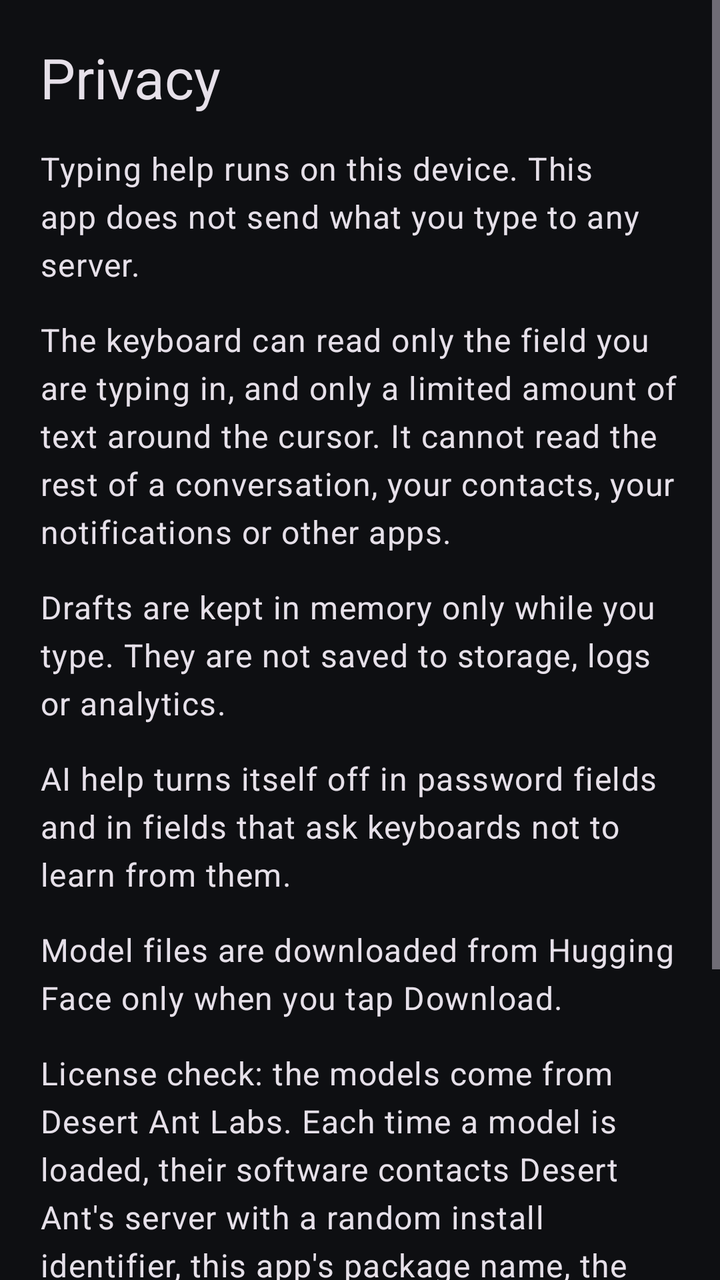
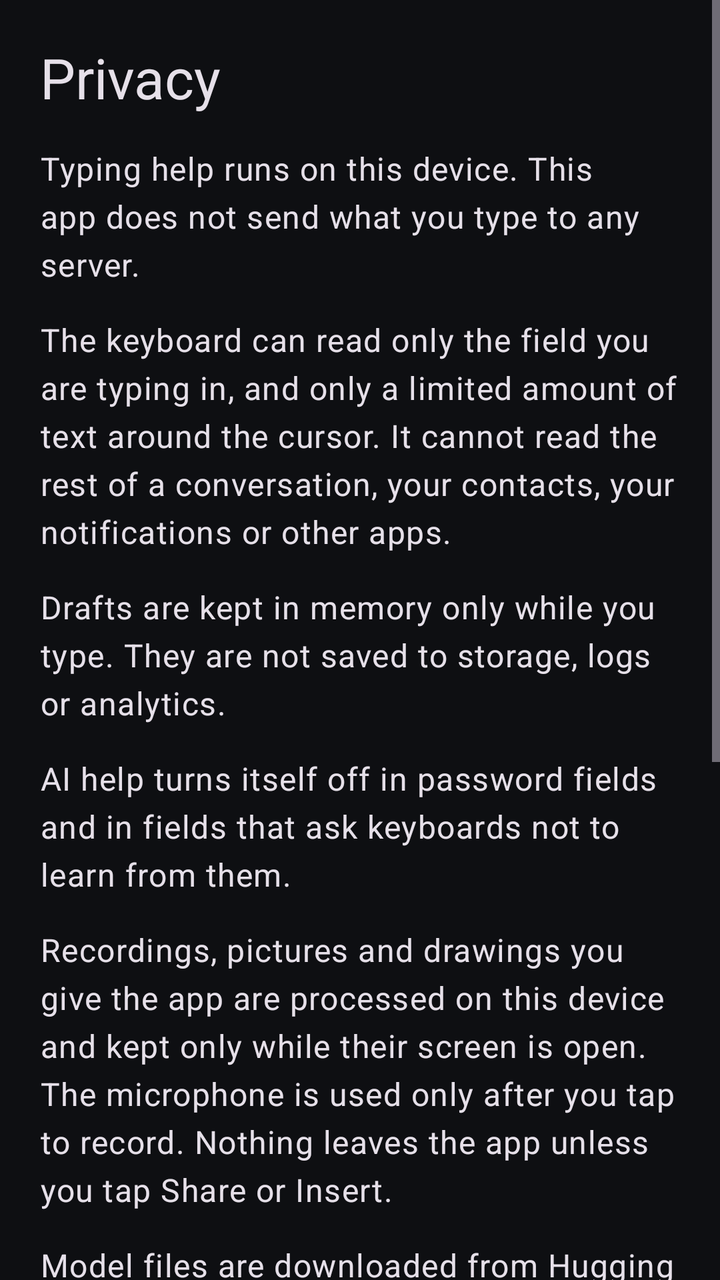

Screens rendered from an Android XML layout before and after an edit, with the pre-edit source and the edit as a unified diff.
<!-- AndroidManifest.xml: application theme Theme.AiKeyboard -->
<!-- res/layout/fragment_privacy.xml -->
<?xml version="1.0" encoding="utf-8"?>
<ScrollView xmlns:android="http://schemas.android.com/apk/res/android"
    android:layout_width="match_parent"
    android:layout_height="match_parent"
    android:defaultFocusHighlightEnabled="false">

    <LinearLayout
        android:layout_width="match_parent"
        android:layout_height="wrap_content"
        android:orientation="vertical"
        android:padding="20dp">

        <TextView
            android:layout_width="wrap_content"
            android:layout_height="wrap_content"
            android:accessibilityHeading="true"
            android:text="@string/privacy_title"
            android:textAppearance="?attr/textAppearanceHeadlineMedium" />

        <TextView
            style="@style/PrivacyParagraph"
            android:text="@string/privacy_on_device" />

        <TextView
            style="@style/PrivacyParagraph"
            android:text="@string/privacy_scope" />

        <TextView
            style="@style/PrivacyParagraph"
            android:text="@string/privacy_drafts" />

        <TextView
            style="@style/PrivacyParagraph"
            android:text="@string/privacy_fields" />

        <TextView
            style="@style/PrivacyParagraph"
            android:text="@string/privacy_downloads" />

        <TextView
            style="@style/PrivacyParagraph"
            android:text="@string/privacy_license_check" />

        <TextView
            style="@style/PrivacyParagraph"
            android:text="@string/privacy_caution" />
    </LinearLayout>
</ScrollView>
<!-- resources referenced by this layout -->
<resources>
  <string name="privacy_caution">Any keyboard handles everything you type with it, including sensitive text. Only use a keyboard you trust.</string>
  <string name="privacy_downloads">Model files are downloaded from Hugging Face only when you tap Download.</string>
  <string name="privacy_drafts">Drafts are kept in memory only while you type. They are not saved to storage, logs or analytics.</string>
  <string name="privacy_fields">AI help turns itself off in password fields and in fields that ask keyboards not to learn from them.</string>
  <string name="privacy_license_check">License check: the models come from Desert Ant Labs. Each time a model is loaded, their software contacts Desert Ant\'s server with a random install identifier, this app\'s package name, the model and software version, and the platform. It does not send what you type or any results. The model license requires this check and it cannot be turned off.</string>
  <string name="privacy_on_device">Typing help runs on this device. This app does not send what you type to any server.</string>
  <string name="privacy_scope">The keyboard can read only the field you are typing in, and only a limited amount of text around the cursor. It cannot read the rest of a conversation, your contacts, your notifications or other apps.</string>
  <string name="privacy_title">Privacy</string>
  <style name="PrivacyParagraph">
          <item name="android:layout_width">match_parent</item>
          <item name="android:layout_height">wrap_content</item>
          <item name="android:layout_marginTop">16dp</item>
          <item name="android:textAppearance">?attr/textAppearanceBodyLarge</item>
      </style>
  <color name="accent_blue">#9EC1FA</color>
  <color name="on_accent_blue">#0B1B33</color>
  <color name="surface">#1B1C20</color>
  <color name="text_primary">#FFFFFF</color>
  <color name="text_secondary">#A9ABB3</color>
  <color name="divider">#34353A</color>
  <color name="surface_raised">#25262B</color>
  <color name="canvas">#0E0F12</color>
  <style name="SettingsSwitchRow" parent="Preference.SwitchPreferenceCompat.Material">
          <item name="widgetLayout">@layout/preference_switch</item>
          <item name="singleLineTitle">false</item>
      </style>
  <style name="SettingsCategory" parent="Preference.Category.Material">
          <item name="android:layout">@layout/settings_category</item>
      </style>
  <style name="SettingsRow" parent="Preference.Material">
          <item name="singleLineTitle">false</item>
      </style>
  <style name="SettingsDialogRow" parent="Preference.DialogPreference.Material">
          <item name="singleLineTitle">false</item>
      </style>
  <style name="SettingsSeekRow" parent="Preference.SeekBarPreference.Material">
          <item name="singleLineTitle">false</item>
      </style>
  <style name="Widget.AiKeyboard.Switch" parent="Widget.Material3.CompoundButton.MaterialSwitch">
          <item name="thumbTint">@color/switch_thumb</item>
          <item name="trackTint">@color/switch_track</item>
          <item name="trackDecorationTint">@android:color/transparent</item>
      </style>
  <!-- unchanged entries left out for length: 1 -->
</resources>

<!-- the commit's change to res/layout/fragment_privacy.xml (unified diff, before → after) -->
@@ -35,6 +35,10 @@
 
         <TextView
             style="@style/PrivacyParagraph"
+            android:text="@string/privacy_media" />
+
+        <TextView
+            style="@style/PrivacyParagraph"
             android:text="@string/privacy_downloads" />
 
         <TextView
<!-- resource entries referenced after the edit -->
@@ -4,7 +4,8 @@
   <string name="privacy_downloads">Model files are downloaded from Hugging Face only when you tap Download.</string>
   <string name="privacy_drafts">Drafts are kept in memory only while you type. They are not saved to storage, logs or analytics.</string>
   <string name="privacy_fields">AI help turns itself off in password fields and in fields that ask keyboards not to learn from them.</string>
-  <string name="privacy_license_check">License check: the models come from Desert Ant Labs. Each time a model is loaded, their software contacts Desert Ant\'s server with a random install identifier, this app\'s package name, the model and software version, and the platform. It does not send what you type or any results. The model license requires this check and it cannot be turned off.</string>
+  <string name="privacy_license_check">License check: the models come from Desert Ant Labs. The first time a model is used, and again from time to time (about once a month for each model), their software contacts Desert Ant\'s server with a random install identifier, this app\'s package name, the model and software version, and the platform, and keeps a license record on this device. It does not send what you type, record, pick or draw, or any results. The model license requires this check and it cannot be turned off.</string>
+  <string name="privacy_media">Recordings, pictures and drawings you give the app are processed on this device and kept only while their screen is open. The microphone is used only after you tap to record. Nothing leaves the app unless you tap Share or Insert.</string>
   <string name="privacy_on_device">Typing help runs on this device. This app does not send what you type to any server.</string>
   <string name="privacy_scope">The keyboard can read only the field you are typing in, and only a limited amount of text around the cursor. It cannot read the rest of a conversation, your contacts, your notifications or other apps.</string>
   <string name="privacy_title">Privacy</string>
